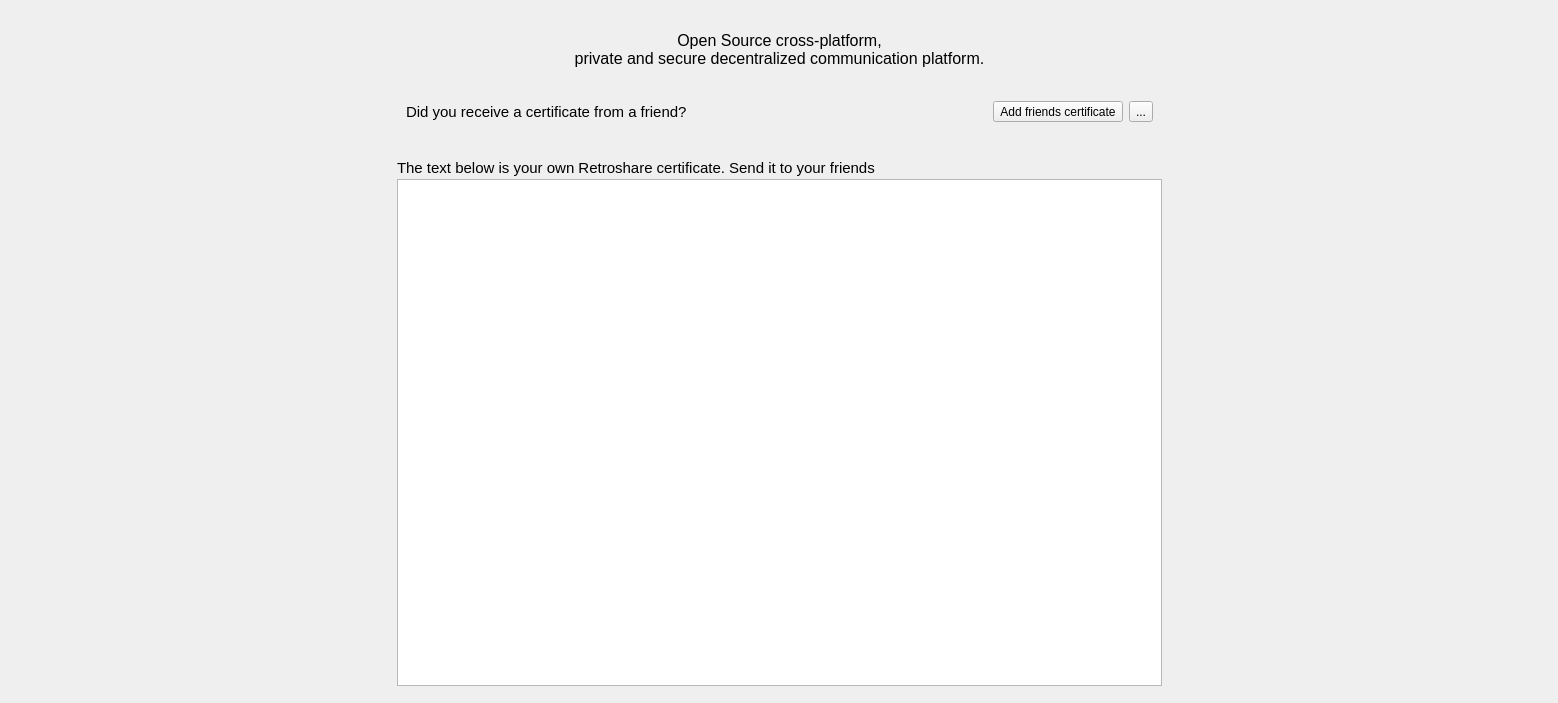
First picture: the form in retroshare-gui/src/gui/HomePage.ui, repository RetroShare/RetroShare, before the edit.
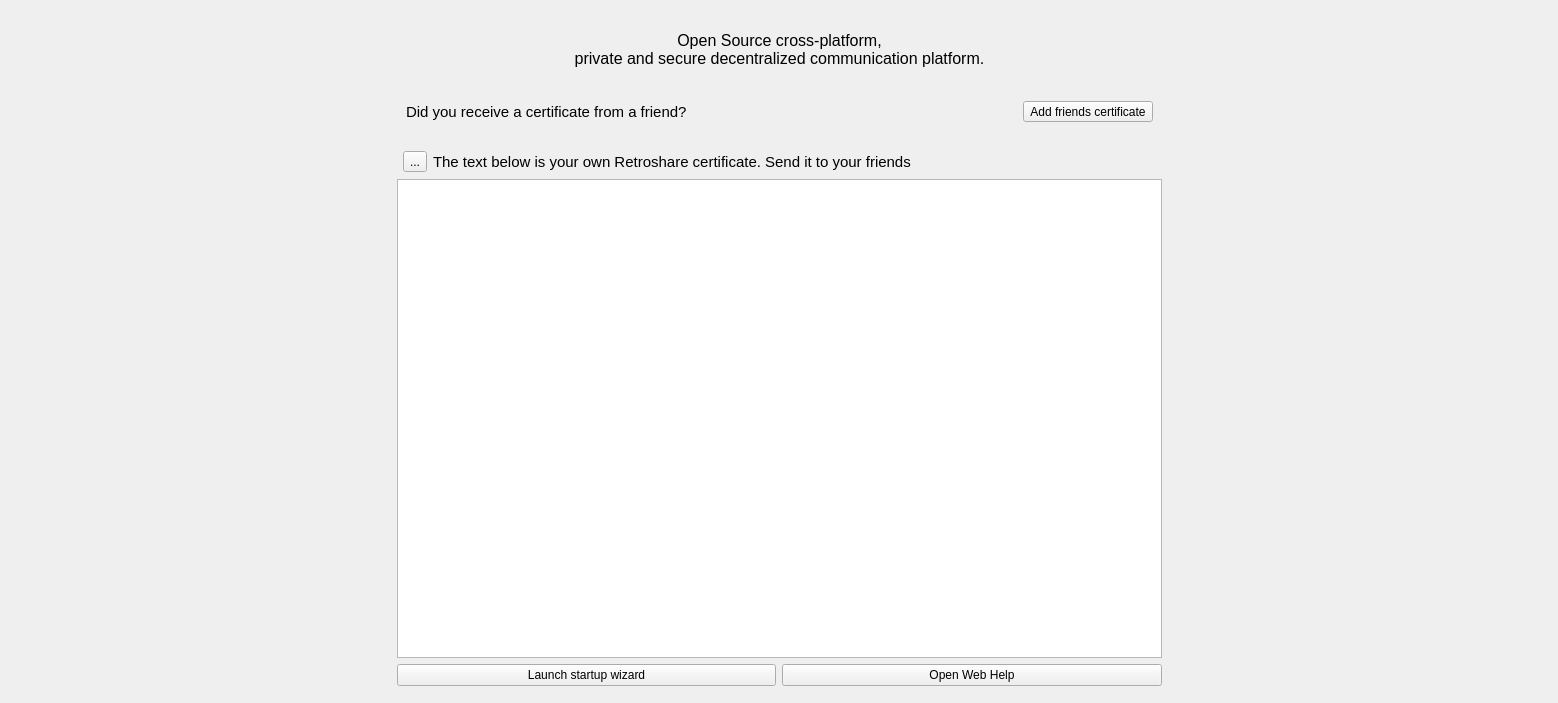
Second picture: the form after the edit. Icons and pictures are not drawn.

The edit to the form file:
```diff
--- a/retroshare-gui/src/gui/HomePage.ui
+++ b/retroshare-gui/src/gui/HomePage.ui
@@ -58,20 +58,24 @@
         </property>
        </widget>
       </item>
-      <item>
-       <widget class="QToolButton" name="helpButton">
-        <property name="text">
-         <string>...</string>
-        </property>
-        <property name="icon">
-         <iconset resource="icons.qrc">
-          <normaloff>:/icons/help_64.png</normaloff>:/icons/help_64.png</iconset>
-        </property>
-        <property name="checkable">
-         <bool>true</bool>
-        </property>
-       </widget>
-      </item>
+     </layout>
+    </widget>
+   </item>
+   <item row="5" column="1">
+    <widget class="QFrame" name="addFrame">
+     <layout class="QGridLayout" name="gridLayout_3">
+      <property name="leftMargin">
+       <number>0</number>
+      </property>
+      <property name="topMargin">
+       <number>0</number>
+      </property>
+      <property name="rightMargin">
+       <number>0</number>
+      </property>
+      <property name="bottomMargin">
+       <number>0</number>
+      </property>
      </layout>
     </widget>
    </item>
@@ -86,7 +90,7 @@
      <property name="verticalSpacing">
       <number>2</number>
      </property>
-     <item row="2" column="0" colspan="2">
+     <item row="2" column="0" colspan="4">
       <widget class="QPlainTextEdit" name="userCertEdit">
        <property name="font">
         <font>
@@ -113,28 +117,7 @@
        </property>
       </widget>
      </item>
-     <item row="1" column="0">
-      <widget class="QLabel" name="userCertLabel">
-       <property name="sizePolicy">
-        <sizepolicy hsizetype="Expanding" vsizetype="Preferred">
-         <horstretch>0</horstretch>
-         <verstretch>0</verstretch>
-        </sizepolicy>
-       </property>
-       <property name="font">
-        <font>
-         <pointsize>11</pointsize>
-        </font>
-       </property>
-       <property name="text">
-        <string>The text below is your own Retroshare certificate. Send it to your friends</string>
-       </property>
-       <property name="alignment">
-        <set>Qt::AlignBottom|Qt::AlignLeading|Qt::AlignLeft</set>
-       </property>
-      </widget>
-     </item>
-     <item row="1" column="1">
+     <item row="1" column="3">
       <widget class="QToolButton" name="shareButton">
        <property name="sizePolicy">
         <sizepolicy hsizetype="Preferred" vsizetype="Preferred">
@@ -166,6 +149,41 @@
        </property>
       </widget>
      </item>
+     <item row="1" column="1">
+      <widget class="QToolButton" name="helpButton">
+       <property name="text">
+        <string>...</string>
+       </property>
+       <property name="icon">
+        <iconset resource="icons.qrc">
+         <normaloff>:/icons/help_64.png</normaloff>:/icons/help_64.png</iconset>
+       </property>
+       <property name="checkable">
+        <bool>true</bool>
+       </property>
+      </widget>
+     </item>
+     <item row="1" column="2">
+      <widget class="QLabel" name="userCertLabel">
+       <property name="sizePolicy">
+        <sizepolicy hsizetype="Expanding" vsizetype="Preferred">
+         <horstretch>0</horstretch>
+         <verstretch>0</verstretch>
+        </sizepolicy>
+       </property>
+       <property name="font">
+        <font>
+         <pointsize>11</pointsize>
+        </font>
+       </property>
+       <property name="text">
+        <string>The text below is your own Retroshare certificate. Send it to your friends</string>
+       </property>
+       <property name="alignment">
+        <set>Qt::AlignLeading|Qt::AlignLeft|Qt::AlignVCenter</set>
+       </property>
+      </widget>
+     </item>
     </layout>
    </item>
    <item row="4" column="1">
@@ -222,6 +240,28 @@
      </property>
     </widget>
    </item>
+   <item row="4" column="1">
+    <widget class="QPushButton" name="runStartWizard_PB">
+     <property name="text">
+      <string>Launch startup wizard</string>
+     </property>
+     <property name="icon">
+      <iconset resource="images.qrc">
+       <normaloff>:/images/tools_wizard.png</normaloff>:/images/tools_wizard.png</iconset>
+     </property>
+    </widget>
+   </item>
+   <item row="4" column="2">
+    <widget class="QPushButton" name="openwebhelp">
+     <property name="text">
+      <string>Open Web Help</string>
+     </property>
+     <property name="icon">
+      <iconset resource="icons.qrc">
+       <normaloff>:/icons/settings/webinterface.svg</normaloff>:/icons/settings/webinterface.svg</iconset>
+     </property>
+    </widget>
+   </item>
   </layout>
   <zorder>label</zorder>
   <zorder>addFrame</zorder>
```
Left out of the diff: 22 changed lines with no effect on the pictures.
